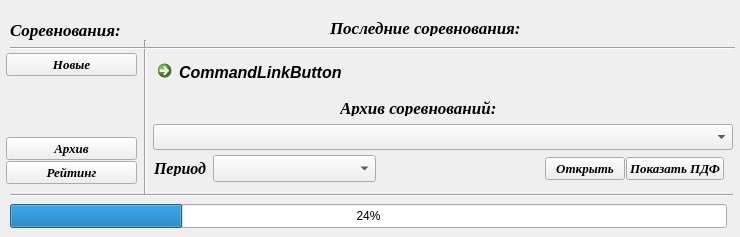
Old version of the form UI/start_form.ui in the repository Kaspar0810/Competitions_TT_SQL.
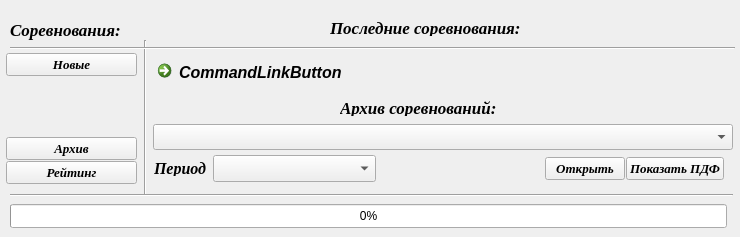
New version of the form.

Diff of the .ui file:
```diff
--- a/UI/start_form.ui
+++ b/UI/start_form.ui
@@ -184,7 +184,7 @@
     </rect>
    </property>
    <property name="value">
-    <number>24</number>
+    <number>0</number>
    </property>
   </widget>
   <widget class="QWidget" name="layoutWidget">
@@ -291,7 +291,7 @@
     <string>Период</string>
    </property>
   </widget>
-  <widget class="QWidget" name="">
+  <widget class="QWidget" name="layoutWidget">
    <property name="geometry">
     <rect>
      <x>213</x>
```
